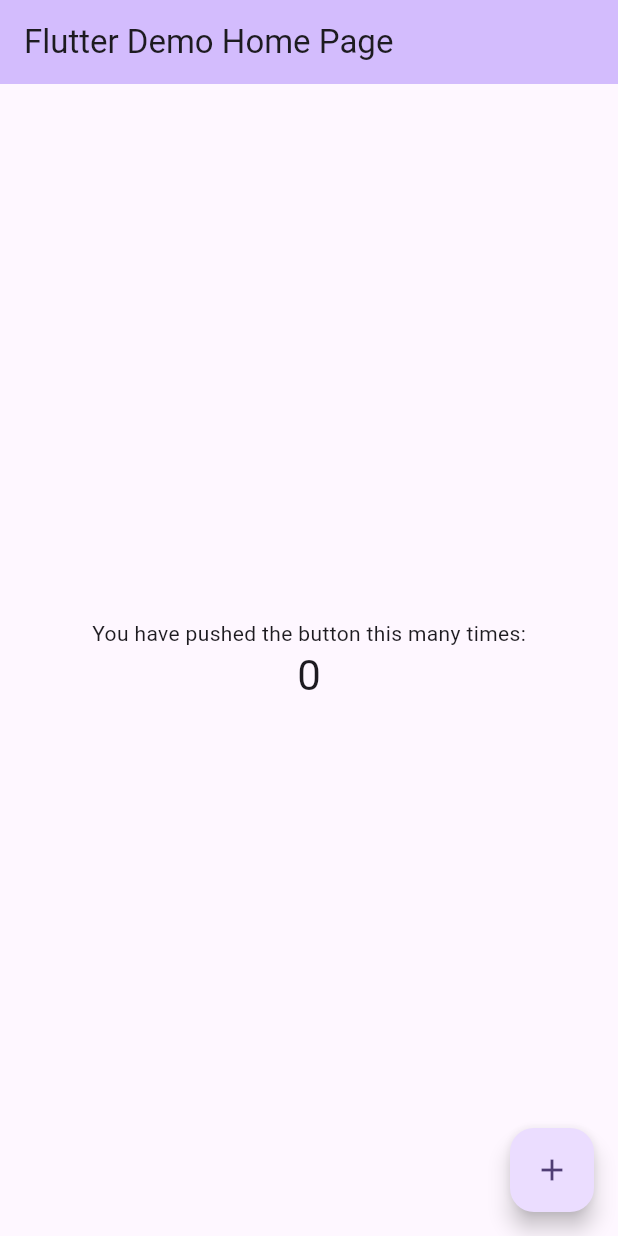
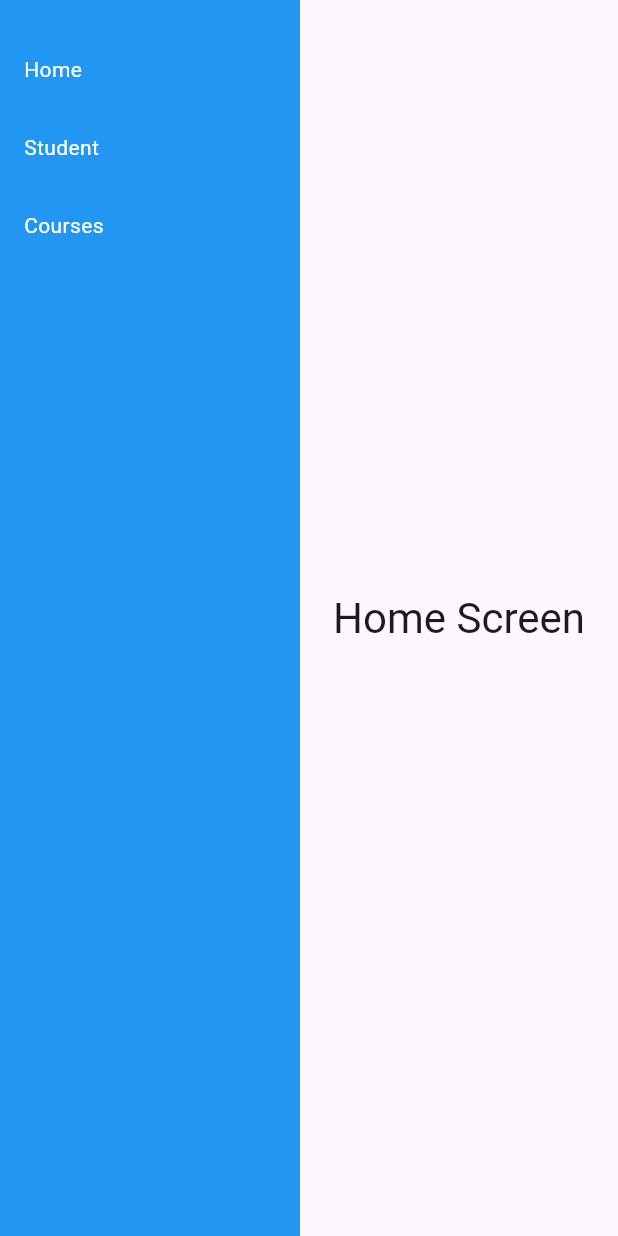
Before and after one commit to matheusperezz/vr-flutter, a Flutter app: the screen it shows after launch, on a phone screen of 412 x 824 dp. Run offline on Flutter 3.47's test engine with Material 3 defaults, Android fonts, the phone set to English and light mode, and no system bars; our stand-ins replace flutter_modular.

Commit message:
add modules and router

```diff
--- /dev/null
+++ b/lib/_core/routes_names.dart
@@ -0,0 +1,5 @@
+class AppRoutes {
+  static const String home = '/';
+  static const String student = '/student';
+  static const String course = '/course';
+}
--- /dev/null
+++ b/lib/home/home_screen.dart
@@ -0,0 +1,17 @@
+import 'package:flutter/material.dart';
+
+class HomeScreen extends StatelessWidget {
+  const HomeScreen({super.key});
+
+  @override
+  Widget build(BuildContext context) {
+    return Scaffold(
+      body: Center(
+        child: Text(
+          'Home Screen',
+          style: Theme.of(context).textTheme.headlineMedium,
+        ),
+      )
+    );
+  }
+}
--- a/lib/main.dart
+++ b/lib/main.dart
@@ -1,69 +1,87 @@
 import 'package:flutter/material.dart';
+import 'package:flutter_modular/flutter_modular.dart';
+import 'package:vr_application/_core/routes_names.dart';
+import 'modules/app_module.dart';
 
 void main() {
-  runApp(const MyApp());
+  return runApp(ModularApp(module: AppModule(), child: MyApp(),));
 }
 
-class MyApp extends StatelessWidget {
+class MyApp extends StatefulWidget {
   const MyApp({super.key});
 
-  // This widget is the root of your application.
+  @override
+  State<MyApp> createState() => _MyAppState();
+}
+
+class _MyAppState extends State<MyApp> {
   @override
   Widget build(BuildContext context) {
-    return MaterialApp(
-      title: 'Flutter Demo',
+    return MaterialApp.router(
+      title: 'Desktop App',
+      routerConfig: Modular.routerConfig,
       theme: ThemeData(
-        colorScheme: ColorScheme.fromSeed(seedColor: Colors.deepPurple),
-        useMaterial3: true,
+        primarySwatch: Colors.blue,
       ),
-      home: const MyHomePage(title: 'Flutter Demo Home Page'),
-    );
-  }
-}
-
-class MyHomePage extends StatefulWidget {
-  const MyHomePage({super.key, required this.title});
-  final String title;
-
-  @override
-  State<MyHomePage> createState() => _MyHomePageState();
-}
-
-class _MyHomePageState extends State<MyHomePage> {
-  int _counter = 0;
-
-  void _incrementCounter() {
-    setState(() {
-      _counter++;
-    });
-  }
-
-  @override
-  Widget build(BuildContext context) {
+      builder: (context, child) {
         return Scaffold(
-      appBar: AppBar(
-        backgroundColor: Theme.of(context).colorScheme.inversePrimary,
-        title: Text(widget.title),
+          body: Row(
+            children: [
+              // Barra lateral
+              Container(
+                width: 200.0,
+                color: Colors.blue,
+                child: Column(
+                  crossAxisAlignment: CrossAxisAlignment.start,
+                  children: [
+                    SizedBox(height: 20.0),
+                    InkWell(
+                      onTap: () {
+                        Modular.to.navigate(AppRoutes.home);
+                      },
+                      child: Padding(
+                        padding: const EdgeInsets.all(16.0),
+                        child: Text(
+                          'Home',
+                          style: TextStyle(color: Colors.white),
                         ),
-      body: Center(
-        child: Column(
-          mainAxisAlignment: MainAxisAlignment.center,
-          children: <Widget>[
-            const Text(
-              'You have pushed the button this many times:',
                       ),
-            Text(
-              '$_counter',
-              style: Theme.of(context).textTheme.headlineMedium,
+                    ),
+                    InkWell(
+                      onTap: () {
+                        Modular.to.navigate(AppRoutes.student);
+                      },
+                      child: Padding(
+                        padding: const EdgeInsets.all(16.0),
+                        child: Text(
+                          'Student',
+                          style: TextStyle(color: Colors.white),
+                        ),
+                      ),
+                    ),
+                    InkWell(
+                      onTap: () {
+                        Modular.to.navigate(AppRoutes.course);
+                      },
+                      child: Padding(
+                        padding: const EdgeInsets.all(16.0),
+                        child: Text(
+                          'Courses',
+                          style: TextStyle(color: Colors.white),
+                        ),
+                      ),
                     ),
                   ],
                 ),
               ),
-      floatingActionButton: FloatingActionButton(
-        onPressed: _incrementCounter,
-        tooltip: 'Increment',
-        child: const Icon(Icons.add),
+
+              Expanded(
+                child: child ?? Container(),
               ),
+            ],
+          ),
+        );
+      },
     );
   }
 }
--- /dev/null
+++ b/lib/modules/course_module.dart
@@ -0,0 +1 @@
+import 'package:flutter_modular/flutter_modular.dart';
```
Also changed, not shown: lib/course/course_screen.dart (added, +17 -0 lines), lib/modules/app_module.dart (added, +21 -0 lines), lib/modules/home_module.dart (added, +22 -0 lines), lib/student/student_screen.dart (added, +17 -0 lines), pubspec.yaml (+7 -1 lines), lib/modules/student_module.dart (added), pubspec.lock, 1 other file. Lines whose indentation alone changed are shown as unchanged.
